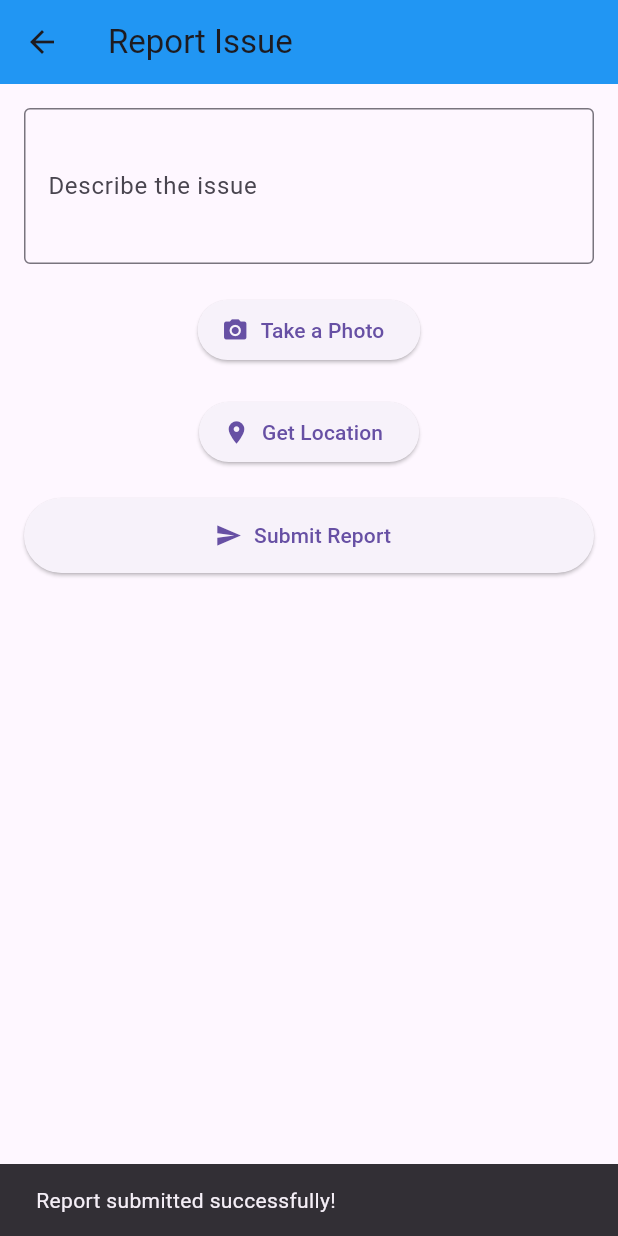
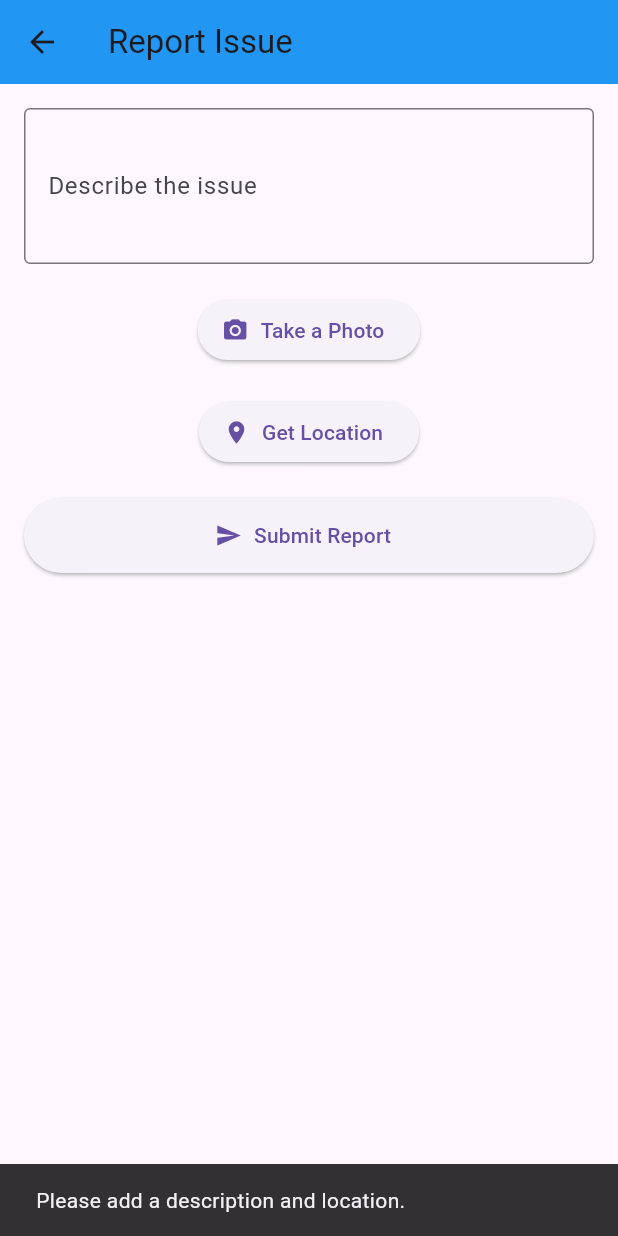
Before and after one commit to Divyanshu-Off/JanSetu, a Flutter app: the ReportScreen screen opened directly, after a tap on "Submit Report", on a phone screen of 412 x 824 dp. Run offline on Flutter 3.47's test engine with Material 3 defaults, Android fonts, the phone set to English and light mode, and no system bars; our stand-ins replace flutter_dotenv, geolocator, image_picker.

Commit message:
Refactor main function to load environment variables and update ReportScreen state management

```diff
--- a/app/lib/main.dart
+++ b/app/lib/main.dart
@@ -1,7 +1,9 @@
 import 'package:flutter/material.dart';
+import 'package:flutter_dotenv/flutter_dotenv.dart';
 import 'screens/home_screen.dart';
 
-void main() {
+void main() async {
+  await dotenv.load(fileName: ".env");
   runApp(const CivicApp());
 }
 
--- a/app/lib/screens/report_screen.dart
+++ b/app/lib/screens/report_screen.dart
@@ -2,81 +2,88 @@ import 'dart:io';
 import 'package:flutter/material.dart';
 import 'package:image_picker/image_picker.dart';
 import 'package:geolocator/geolocator.dart';
+import '../services/api_service.dart'; // adjust path as needed
 
 class ReportScreen extends StatefulWidget {
   const ReportScreen({super.key});
-
   @override
   State<ReportScreen> createState() => _ReportScreenState();
 }
 
 class _ReportScreenState extends State<ReportScreen> {
-  final TextEditingController _descriptionController = TextEditingController();
-  File? _image;
-  Position? _position;
+  final TextEditingController descriptionController = TextEditingController();
+  File? image;
+  Position? position;
 
-  Future<void> _pickImage() async {
+  Future<void> pickImage() async {
     final picker = ImagePicker();
     final pickedFile = await picker.pickImage(source: ImageSource.camera);
     if (pickedFile != null) {
-      setState(() {
-        _image = File(pickedFile.path);
-      });
+      setState(() => image = File(pickedFile.path));
     }
   }
 
-  Future<void> _getLocation() async {
+  Future<void> getLocation() async {
     bool serviceEnabled = await Geolocator.isLocationServiceEnabled();
     if (!serviceEnabled) {
       ScaffoldMessenger.of(context).showSnackBar(
-        const SnackBar(content: Text("Location services are disabled.")),
+        const SnackBar(content: Text('Location services are disabled.'))
       );
       return;
     }
-
     LocationPermission permission = await Geolocator.checkPermission();
     if (permission == LocationPermission.denied) {
       permission = await Geolocator.requestPermission();
+      if (permission == LocationPermission.deniedForever) {
+        ScaffoldMessenger.of(context).showSnackBar(
+          const SnackBar(content: Text('Location permissions are permanently denied.'))
+        );
+        return;
+      }
     }
+    Position pos = await Geolocator.getCurrentPosition();
+    setState(() => position = pos);
+  }
 
-    if (permission == LocationPermission.deniedForever) {
+  Future<void> submitReport() async {
+    if (descriptionController.text.isEmpty || position == null) {
       ScaffoldMessenger.of(context).showSnackBar(
-        const SnackBar(content: Text("Location permissions are permanently denied.")),
+        const SnackBar(content: Text('Please add a description and location.'))
       );
       return;
     }
-
-    Position pos = await Geolocator.getCurrentPosition();
-    setState(() {
-      _position = pos;
-    });
-  }
-
-  void _submitReport() {
-    // For now just simulate submission
-    ScaffoldMessenger.of(context).showSnackBar(
-      const SnackBar(content: Text("Report submitted successfully!")),
+    bool success = await ApiService.submitIssue(
+      description: descriptionController.text,
+      latitude: position!.latitude,
+      longitude: position!.longitude,
+      image: image,
     );
-    _descriptionController.clear();
-    setState(() {
-      _image = null;
-      _position = null;
-    });
+    if (success) {
+      ScaffoldMessenger.of(context).showSnackBar(
+        const SnackBar(content: Text('Report submitted successfully!'))
+      );
+      descriptionController.clear();
+      setState(() {
+        image = null;
+        position = null;
+      });
+    } else {
+      ScaffoldMessenger.of(context).showSnackBar(
+        const SnackBar(content: Text('Submission failed. Try again!'))
+      );
+    }
   }
 
   @override
   Widget build(BuildContext context) {
     return Scaffold(
-      appBar: AppBar(
-        title: const Text("Report Issue"),
-        backgroundColor: Colors.blue,
-      ),
+      appBar: AppBar(title: const Text("Report Issue"), backgroundColor: Colors.blue),
       body: SingleChildScrollView(
         padding: const EdgeInsets.all(16),
         child: Column(
           children: [
             TextField(
-              controller: _descriptionController,
+              controller: descriptionController,
               decoration: const InputDecoration(
                 labelText: "Describe the issue",
                 border: OutlineInputBorder(),
@@ -84,27 +91,28 @@ class _ReportScreenState extends State<ReportScreen> {
               maxLines: 3,
             ),
             const SizedBox(height: 20),
-            if (_image != null)
-              Image.file(_image!, height: 200),
+            if (image != null) Image.file(image!, height: 200),
             ElevatedButton.icon(
               icon: const Icon(Icons.camera_alt),
               label: const Text("Take a Photo"),
-              onPressed: _pickImage,
+              onPressed: pickImage,
             ),
             const SizedBox(height: 20),
-            if (_position != null)
-              Text("Location: ${_position!.latitude}, ${_position!.longitude}"),
+            if (position != null)
+              Text("Location: ${position!.latitude}, ${position!.longitude}"),
             ElevatedButton.icon(
               icon: const Icon(Icons.location_on),
               label: const Text("Get Location"),
-              onPressed: _getLocation,
+              onPressed: getLocation,
             ),
             const SizedBox(height: 20),
             ElevatedButton.icon(
               icon: const Icon(Icons.send),
               label: const Text("Submit Report"),
-              style: ElevatedButton.styleFrom(minimumSize: const Size.fromHeight(50)),
-              onPressed: _submitReport,
+              style: ElevatedButton.styleFrom(
+                minimumSize: const Size.fromHeight(50)
+              ),
+              onPressed: submitReport,
             ),
           ],
         ),
--- /dev/null
+++ b/app/lib/services/api_service.dart
@@ -0,0 +1,28 @@
+import 'dart:io';
+import 'package:http/http.dart' as http;
+import 'package:flutter_dotenv/flutter_dotenv.dart';
+
+class ApiService {
+  static String baseUrl = dotenv.env['API_BASE_URL'] ?? "http://10.0.2.2:8000";
+
+  static Future<bool> submitIssue({
+    required String description,
+    required double latitude,
+    required double longitude,
+    File? image,
+  }) async {
+    var uri = Uri.parse('$baseUrl/issues');
+    var request = http.MultipartRequest('POST', uri);
+
+    request.fields['description'] = description;
+    request.fields['latitude'] = latitude.toString();
+    request.fields['longitude'] = longitude.toString();
+
+    if (image != null) {
+      request.files.add(await http.MultipartFile.fromPath('image', image.path));
+    }
+
+    var response = await request.send();
+    return response.statusCode == 200 || response.statusCode == 201;
+  }
+}
```
Also changed, not shown: app/pubspec.lock.
